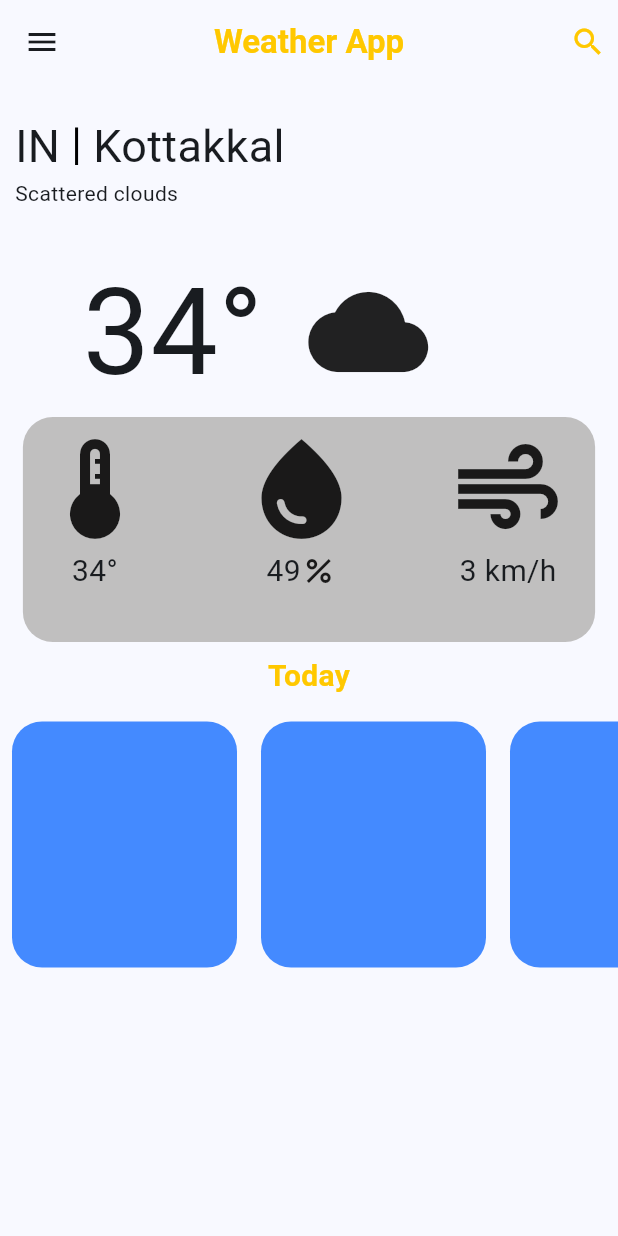
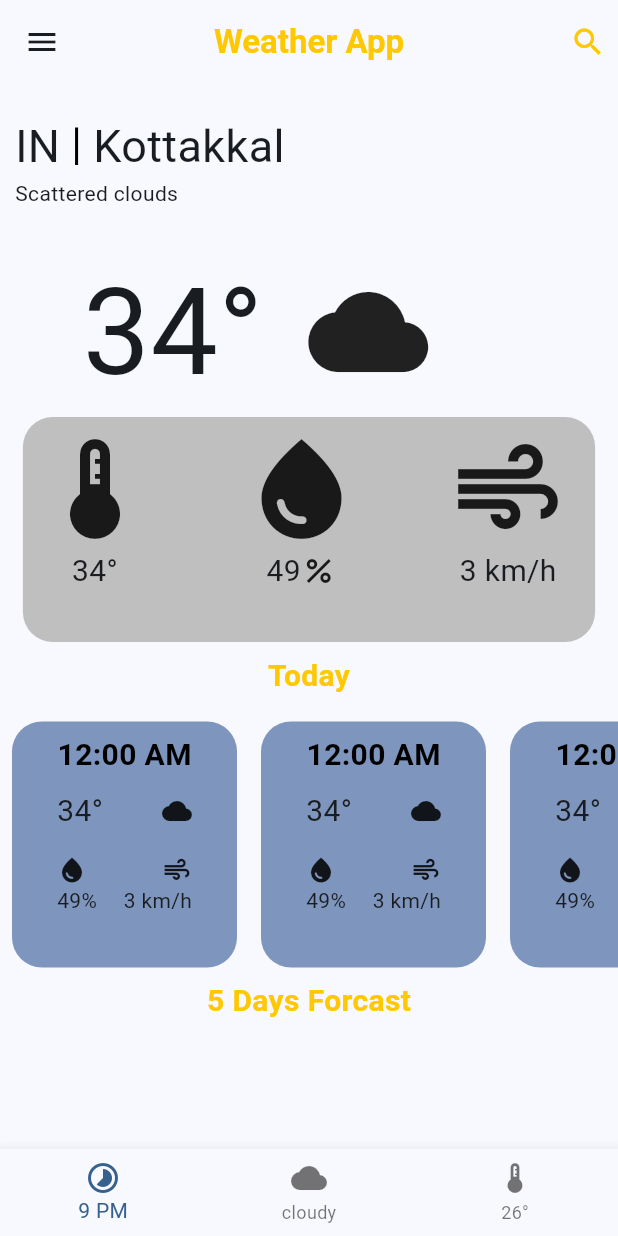
Before and after one commit to Akashellath/Dark-and-white-mode, a Flutter app: the screen it shows after launch, on a phone screen of 412 x 824 dp. Run offline on Flutter 3.47's test engine with Material 3 defaults, Android fonts, the phone set to English and light mode, and no system bars; our stand-ins replace adaptive_theme.

Commit message:
fourth commit

```diff
--- a/lib/main.dart
+++ b/lib/main.dart
@@ -1,7 +1,6 @@
-
-
 import 'package:adaptive_theme/adaptive_theme.dart';
 import 'package:flutter/material.dart';
+import 'package:flutter/widgets.dart';
 
 void main() async {
   WidgetsFlutterBinding.ensureInitialized();
@@ -32,7 +31,7 @@ class MyApp extends StatelessWidget {
         title: 'Adaptive Theme Demo',
         theme: theme,
         darkTheme: darkTheme,
-        home: const MyHomePage(),
+        home:  MyHomePage(),
         debugShowCheckedModeBanner: false,
       ),
       debugShowFloatingThemeButton: true,
@@ -41,10 +40,11 @@ class MyApp extends StatelessWidget {
 }
 
 class MyHomePage extends StatelessWidget {
-  const MyHomePage({super.key});
-
+   MyHomePage({super.key});
+  List time =[ "9:00 AM","12:00 PM","04:00 PM"];
   @override
   Widget build(BuildContext context) {
+
     return Scaffold(
         drawer: Drawer(
             child: Padding(
@@ -106,10 +106,15 @@ class MyHomePage extends StatelessWidget {
               fontWeight: FontWeight.bold,
             ),
           ),
-          actions: [Padding(
+          actions: [
+            Padding(
               padding: const EdgeInsets.all(8.0),
-            child: Icon(Icons.search,  color: Color.fromARGB(255, 255, 200, 0),),
-          ), ],
+              child: Icon(
+                Icons.search,
+                color: Color.fromARGB(255, 255, 200, 0),
+              ),
+            ),
+          ],
         ),
         body: Column(
           children: [
@@ -178,46 +183,158 @@ class MyHomePage extends StatelessWidget {
                   mainAxisAlignment: MainAxisAlignment.center,
                   children: [
                     Column(
-                      children: [Icon(Icons.thermostat,size: 80,), Row(
                       children: [
-                          Text("34°",style: TextStyle(fontSize: 20),)
-
-
+                        Icon(
+                          Icons.thermostat,
+                          size: 80,
+                        ),
+                        Row(
+                          children: [
+                            Text(
+                              "34°",
+                              style: TextStyle(fontSize: 20),
+                            )
                           ],
-                      )],
-                    ),Spacer(),
+                        )
+                      ],
+                    ),
+                    Spacer(),
                     Column(
-                      children: [Icon(Icons.water_drop,size: 80), Row(
                       children: [
-                          Text("49",style: TextStyle(fontSize: 20)),Icon(Icons.percent,)
+                        Icon(Icons.water_drop, size: 80),
+                        Row(
+                          children: [
+                            Text("49", style: TextStyle(fontSize: 20)),
+                            Icon(
+                              Icons.percent,
+                            )
                           ],
-                      ),],
-                    ),Spacer(),
+                        ),
+                      ],
+                    ),
+                    Spacer(),
                     Padding(
                       padding: const EdgeInsets.only(right: 10),
                       child: Column(
-                        children: [Icon(Icons.air,size: 80), Text("3 km/h",style: TextStyle(fontSize: 20))],
+                        children: [
+                          Icon(Icons.air, size: 80),
+                          Text("3 km/h", style: TextStyle(fontSize: 20))
+                        ],
                       ),
                     )
                   ],
                 ),
               ),
-            ), Padding(
+            ),
+            Padding(
               padding: const EdgeInsets.all(8.0),
-              child: Text("Today", style: TextStyle(
+              child: Text(
+                "Today",
+                style: TextStyle(
                     color: Color.fromARGB(255, 255, 200, 0),
-                fontWeight: FontWeight.bold,fontSize: 20
-              ),),
+                    fontWeight: FontWeight.bold,
+                    fontSize: 20),
               ),
-            SizedBox(height: 180,
-              child: ListView.builder(itemBuilder: (context, index) {
+            ),
+            SizedBox(
+              height: 180,
+              child: ListView.builder(
+                itemBuilder: (context, index) {
                   return Padding(
                     padding: const EdgeInsets.all(8.0),
-                  child: Container(height: 150,width: 150,decoration: BoxDecoration(borderRadius: BorderRadius.circular(20),color: Colors.blueAccent,),),
-                );
-              },itemCount: 3,scrollDirection: Axis.horizontal,),
+                    child: Container(
+                      child: Column(
+                        children: [
+                          Padding(
+                            padding: const EdgeInsets.all(8.0),
+                            child: Text("12:00 AM",style: TextStyle(color: Colors.black,fontSize: 20,fontWeight: FontWeight.bold),),
+                          ),Padding(
+                            padding: const EdgeInsets.only(right: 30,left: 30),
+                            child: Row(
+                                            children: [
+                                              Text(
+                                                "34°",
+                                                style: TextStyle(fontSize: 20),
+                                              ),
+                                              Spacer(
+
+                                              ),
+                                              Icon(
+                                                Icons.cloud,
+                                                size: 20,
                                               )
                                             ],
-        ));
+                                          ),
+                          ),
+                          Padding(
+                            padding: const EdgeInsets.only(right: 30,left: 30,top: 15),
+                            child: Row(
+                                            children: [
+                                              Icon(
+                                                Icons.water_drop,
+                                                size: 20,
+                                              ),
+                                              Spacer(
+
+                                              ),
+                                              Icon(
+                                                Icons.air,
+                                                size: 20,
+                                              )
+                                            ],
+                                          ),
+                          ), Padding(
+                            padding: const EdgeInsets.only(right: 30,left: 30,),
+                            child: Row(
+                                            children: [
+                                              Text("49%"),
+                                              Spacer(
+
+                                              ),
+                                               Text("3 km/h"),
+                                            ],
+                                          ),
+                          ),
+                        ],
+                      ),
+                      height: 150,
+                      width: 150,
+                      decoration: BoxDecoration(
+                        borderRadius: BorderRadius.circular(20),
+                        color: const Color.fromARGB(255, 126, 149, 189),
+                      ),
+                    ),
+                  );
+                },
+                itemCount: 3,
+                scrollDirection: Axis.horizontal,
+              ),
+            ),
+            Text(
+                "5 Days Forcast",
+                style: TextStyle(
+                    color: Color.fromARGB(255, 255, 200, 0),
+                    fontWeight: FontWeight.bold,
+                    fontSize: 20),
+              ),
+
+          ],
+        ), bottomNavigationBar: BottomNavigationBar(
+    items: const <BottomNavigationBarItem>[
+      BottomNavigationBarItem(
+        icon: Icon(Icons.timelapse),
+        label: '9 PM',
+      ),
+      BottomNavigationBarItem(
+        icon: Icon(Icons.cloud),
+        label: 'cloudy',
+      ),
+      BottomNavigationBarItem(
+        icon: Icon(Icons.thermostat),
+        label: '26°',
+      ),
+    ],
+  ),
+);
   }
 }
--- a/pubspec.yaml
+++ b/pubspec.yaml
@@ -36,6 +36,7 @@ dependencies:
   # Use with the CupertinoIcons class for iOS style icons.
   cupertino_icons: ^1.0.6
   adaptive_theme: ^3.6.0
+  carousel_slider: ^4.2.1
 
 dev_dependencies:
   flutter_test:
```
Also changed, not shown: lib/history.dart (added), pubspec.lock. Lines whose indentation alone changed are shown as unchanged.
